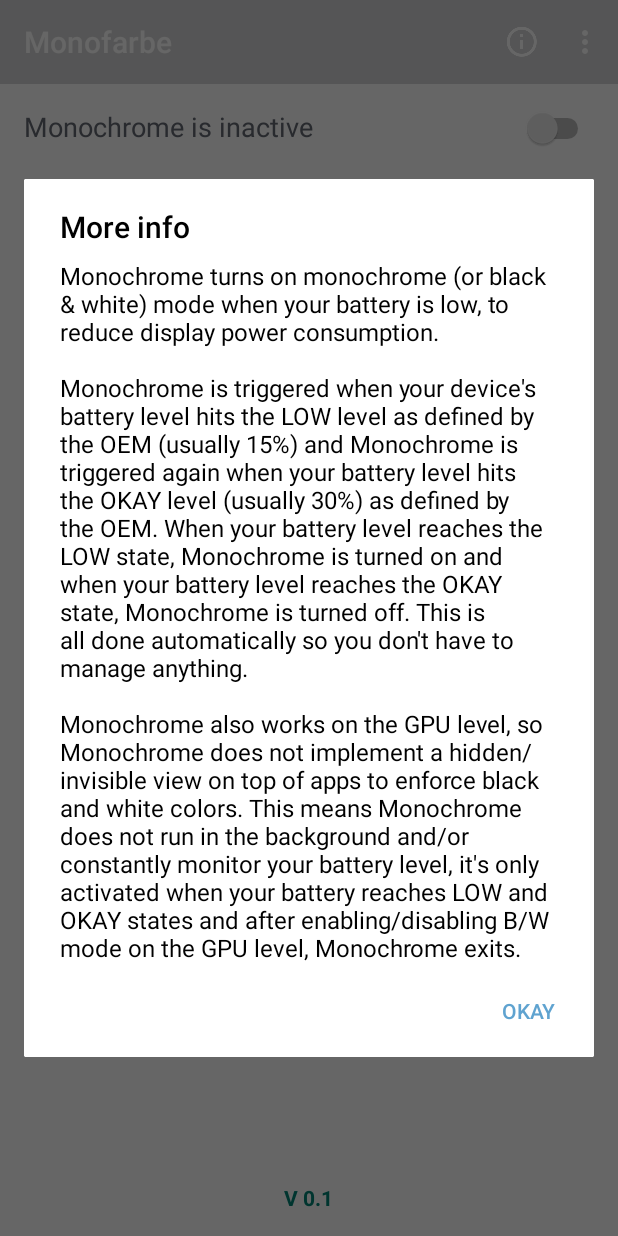
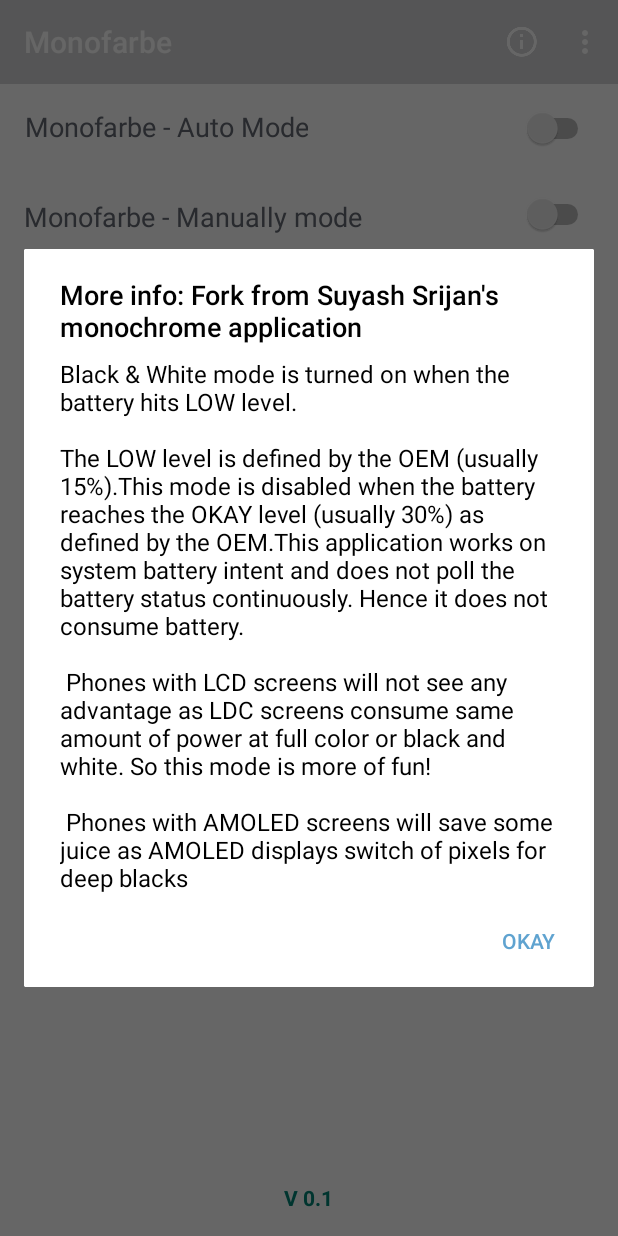
Before and after one commit to amodmulay/Monofarbe, an Android app: the screen it shows after launch (MainActivity), after a tap on "More info", on a phone screen of 412 x 824 dp. Run offline under Robolectric (Android 15) with nearby library versions, the phone set to English and light mode, and no system bars; libraries missing offline, so code that uses them is left out: com.afollestad.materialdialogs, com.nanotasks, eu.chainfire.libsuperuser.

Commit message:
change design layout. Added icons and app launcher. Adding manual B&W mode

```diff
--- a/app/src/main/java/com/avm/mavdroid/mono/BatteryLow.java
+++ b/app/src/main/java/com/avm/mavdroid/mono/BatteryLow.java
@@ -9,7 +9,7 @@
 
 public class BatteryLow extends BroadcastReceiver {
 
-    public static final String TAG = "LowBatteryMonochrome";
+    public static final String TAG = "LowBatteryMonofarbe";
     boolean isSecureSettingsPermGranted = false;
     boolean isMonochromeEnabled = false;
     SharedPreferences settings;
@@ -22,7 +22,7 @@
         Log.i(TAG, "LOW battery broadcast received, enabling monochrome mode");
         settings = PreferenceManager.getDefaultSharedPreferences(context);
         isSecureSettingsPermGranted = settings.getBoolean("isSecureSettingsPermGranted", false);
-        isMonochromeEnabled = settings.getBoolean("isMonochromeEnabled", false);
+        isMonochromeEnabled = settings.getBoolean("isMonochromeEnabledAuto", false);
         if (isSecureSettingsPermGranted) {
             if (isMonochromeEnabled) {
                 Utils.toggleMonochrome(1, context.getContentResolver());
--- a/app/src/main/java/com/avm/mavdroid/mono/BatteryOkay.java
+++ b/app/src/main/java/com/avm/mavdroid/mono/BatteryOkay.java
@@ -22,7 +22,7 @@
         Log.i(TAG, "OKAY battery broadcast received, disabling monochrome mode");
         settings = PreferenceManager.getDefaultSharedPreferences(context);
         isSecureSettingsPermGranted = settings.getBoolean("isSecureSettingsPermGranted", false);
-        isMonochromeEnabled = settings.getBoolean("isMonochromeEnabled", false);
+        isMonochromeEnabled = settings.getBoolean("isMonochromeEnabledAuto", false);
         if (isSecureSettingsPermGranted) {
             if (isMonochromeEnabled) {
                 Utils.toggleMonochrome(0, context.getContentResolver());
--- a/app/src/main/java/com/avm/mavdroid/mono/ChargerConnected.java
+++ b/app/src/main/java/com/avm/mavdroid/mono/ChargerConnected.java
@@ -18,7 +18,7 @@
     public void onReceive(Context context, Intent intent) {
         settings = PreferenceManager.getDefaultSharedPreferences(context);
         isSecureSettingsPermGranted = settings.getBoolean("isSecureSettingsPermGranted", false);
-        isMonochromeEnabled = settings.getBoolean("isMonochromeEnabled", false);
+        isMonochromeEnabled = settings.getBoolean("isMonochromeEnabledAuto", false);
         if (isSecureSettingsPermGranted) {
             if (isMonochromeEnabled) {
                 Log.i(TAG, "POWER_CONNECTED broadcast received, disabling monochrome mode");
--- a/app/src/main/java/com/avm/mavdroid/mono/ChargerDisconnected.java
+++ b/app/src/main/java/com/avm/mavdroid/mono/ChargerDisconnected.java
@@ -18,7 +18,7 @@
     public void onReceive(Context context, Intent intent) {
         settings = PreferenceManager.getDefaultSharedPreferences(context);
         isSecureSettingsPermGranted = settings.getBoolean("isSecureSettingsPermGranted", false);
-        isMonochromeEnabled = settings.getBoolean("isMonochromeEnabled", false);
+        isMonochromeEnabled = settings.getBoolean("isMonochromeEnabledAuto", false);
         if (isSecureSettingsPermGranted) {
             if (isMonochromeEnabled) {
                 if (Utils.getBatteryLevel(context) > Utils.getLowBatteryLevel()) {
--- a/app/src/main/java/com/avm/mavdroid/mono/MainActivity.java
+++ b/app/src/main/java/com/avm/mavdroid/mono/MainActivity.java
@@ -1,3 +1,10 @@
+/**
+ * Many thanks to https://github.com/theblixguy for the opensource code
+ * http://www.suyashsrijan.com/
+ * <p/>
+ * I have made modifications to the code and added functionality as I wanted it.
+ * My source shall always be open source for this application
+ */
 package com.avm.mavdroid.mono;
 
 import android.content.Context;
@@ -10,7 +17,6 @@
 import android.view.MenuItem;
 import android.widget.CompoundButton;
 import android.widget.Switch;
-import android.widget.TextView;
 import android.widget.Toast;
 
 import com.afollestad.materialdialogs.MaterialDialog;
@@ -25,52 +31,55 @@
     public static final String TAG = "com.avm.mavdroid.mono";
     boolean isSuAvailable = false;
     boolean isSecureSettingsPermGranted = false;
-    boolean isMonochromeEnabled = false;
+    boolean isMonochromeEnabledAuto = false;
+    boolean isMonochromeEnabledManual = false;
     SharedPreferences settings;
     SharedPreferences.Editor editor;
     MaterialDialog progressDialog;
-    TextView textViewStatus;
     Switch toggleAutoSwitch;
     Switch toggleManualSwitch;
+
+    private void initSettings() {
+        settings = PreferenceManager.getDefaultSharedPreferences(getApplicationContext());
+        isSuAvailable = settings.getBoolean("isSuAvailable", false);
+        isSecureSettingsPermGranted = settings.getBoolean("isSecureSettingsPermGranted", false);
+        toggleAutoSwitch = (Switch) findViewById(R.id.switchAuto);
+        toggleManualSwitch = (Switch) findViewById(R.id.switchManual);
+        isMonochromeEnabledAuto = settings.getBoolean("isMonochromeEnabledAuto", false);
+        isMonochromeEnabledManual = settings.getBoolean("isMonochromeEnabledManual", false);
+    }
+
+    private void setCurrentState() {
+        if (getSupportActionBar() != null) {
+            getSupportActionBar().setElevation(0.0f);
+        }
+
+        if (isMonochromeEnabledAuto) {
+            toggleAutoSwitch.setChecked(true);
+        } else {
+            toggleAutoSwitch.setChecked(false);
+        }
+    }
 
     protected void onCreate(Bundle savedInstanceState) {
         //standard code
         super.onCreate(savedInstanceState);
         setContentView(R.layout.activity_main);
-
-        if (getSupportActionBar() != null) {
-            getSupportActionBar().setElevation(0.0f);
-        }
-        settings = PreferenceManager.getDefaultSharedPreferences(getApplicationContext());
-        isSuAvailable = settings.getBoolean("isSuAvailable", false);
-        isSecureSettingsPermGranted = settings.getBoolean("isSecureSettingsPermGranted", false);
-        toggleAutoSwitch = (Switch) findViewById(R.id.switchAuto);
-        toggleManualSwitch = (Switch) findViewById(R.id.switchManual);
-
-        textViewStatus = (TextView) findViewById(R.id.textViewAuto);
-        isMonochromeEnabled = settings.getBoolean("isMonochromeEnabled", false);
-
-        toggleAutoSwitch.setOnCheckedChangeListener(null);
-
-        if (isMonochromeEnabled) {
-            textViewStatus.setText("Monochrome is active");
-            toggleAutoSwitch.setChecked(true);
-        } else {
-            textViewStatus.setText("Monochrome is inactive");
-            toggleAutoSwitch.setChecked(false);
-        }
-
+        initSettings();
+        setCurrentState();
+        //register change listener for button action
         toggleAutoSwitch.setOnCheckedChangeListener(this);
+        toggleManualSwitch.setOnCheckedChangeListener(this);
 
         if (!Utils.isSecureSettingsPermGranted(getApplicationContext())) {
             progressDialog = new MaterialDialog.Builder(this)
                     .title("Please wait")
                     .autoDismiss(false)
                     .cancelable(false)
-                    .content("Requesting SU access...")
+                    .content("Requesting Super User access")
                     .progress(true, 0)
                     .show();
-            Log.i(TAG, "Check if SU is available, and request SU permission if it is");
+            Log.i(TAG, "Request Super User permission if Super User is available");
 
             Tasks.executeInBackground(MainActivity.this, new BackgroundWork<Boolean>() {
                 @Override
@@ -86,7 +95,7 @@
                     isSuAvailable = result;
                     Log.i(TAG, "SU available: " + Boolean.toString(result));
                     if (isSuAvailable) {
-                        Log.i(TAG, "Granting android.permission.WRITE_SECURE_SETTINGS to com.avm.mavdroid.mono");
+                        Log.i(TAG, "android.permission.WRITE_SECURE_SETTINGS to com.avm.mavdroid.mono....");
                         Utils.executeCommand("pm grant com.avm.mavdroid.mono android.permission.WRITE_SECURE_SETTINGS", isSuAvailable);
                         editor = settings.edit();
                         editor.putBoolean("isSuAvailable", true);
@@ -95,10 +104,11 @@
                         editor.apply();
 
                     } else {
-                        Log.i(TAG, "Root not available");
+                        Log.i(TAG, "Root access not available");
                         toggleAutoSwitch.setChecked(false);
                         toggleAutoSwitch.setEnabled(false);
-                        textViewStatus.setText("Monochrome is inactive");
+                        toggleManualSwitch.setChecked(false);
+                        toggleManualSwitch.setEnabled(false);
                         Utils.showRootUnavailableDialog(MainActivity.this);
                     }
                 }
@@ -159,15 +169,13 @@
 
         if (b) {
             editor = settings.edit();
-            editor.putBoolean("isMonochromeEnabled", true);
+            editor.putBoolean("isMonochromeEnabledAuto", true);
             editor.apply();
-            textViewStatus.setText("Monochrome is active");
             Utils.showMonochromeActiveDialog(MainActivity.this);
         } else {
             editor = settings.edit();
-            editor.putBoolean("isMonochromeEnabled", false);
+            editor.putBoolean("isMonochromeEnabledAuto", false);
             editor.apply();
-            textViewStatus.setText("Monochrome is inactive");
         }
     }
 }
--- a/app/src/main/java/com/avm/mavdroid/mono/Utils.java
+++ b/app/src/main/java/com/avm/mavdroid/mono/Utils.java
@@ -20,12 +20,10 @@
 
 public class Utils {
 
-    public static final String TAG = "LowBatteryMonochrome";
+    public static final String TAG = "com.avm.mavdroid.mono";
 
     public static boolean isSecureSettingsPermGranted(Context context) {
-        if (context.checkCallingOrSelfPermission("android.permission.WRITE_SECURE_SETTINGS") == PackageManager.PERMISSION_GRANTED)
-            return true;
-        else return false;
+        return context.checkCallingOrSelfPermission("android.permission.WRITE_SECURE_SETTINGS") == PackageManager.PERMISSION_GRANTED;
     }
 
     public static int getLowBatteryLevel() {
@@ -159,7 +157,7 @@
     public static void showMonochromeActiveDialog(final Context context) {
         AlertDialog.Builder builder = new AlertDialog.Builder(context, R.style.AppCompatAlertDialogStyle);
         builder.setTitle("That's it");
-        builder.setMessage("Monochrome is now enabled and will automatically activate when your battery becomes low");
+        builder.setMessage("Monofarb is now enabled and will automatically activate when your battery becomes low");
         builder.setPositiveButton("Okay", new DialogInterface.OnClickListener() {
             @Override
             public void onClick(DialogInterface dialogInterface, int i) {
@@ -171,14 +169,15 @@
 
     public static void showMoreInfoDialog(Context context) {
         AlertDialog.Builder builder = new AlertDialog.Builder(context, R.style.AppCompatAlertDialogStyle);
-        builder.setTitle("More info");
-        builder.setMessage("Monochrome turns on monochrome (or black & white) mode when your battery is low, to reduce display power consumption. " +
-                "\n\nMonochrome is triggered when your device's battery level hits the LOW level as defined by the OEM (usually 15%) and Monochrome is triggered again when " +
-                "your battery level hits the OKAY level (usually 30%) as defined by the OEM. When your battery level reaches the LOW state, Monochrome is turned on and " +
-                "when your battery level reaches the OKAY state, Monochrome is turned off. This is all done automatically so you don't have to manage anything. " +
-                "\n\nMonochrome also works on the GPU level, so Monochrome does not implement a hidden/invisible view on top of apps to enforce black and white colors. " +
-                "This means Monochrome does not run in the background and/or constantly monitor your battery level, it's only activated when your battery reaches LOW " +
-                "and OKAY states and after enabling/disabling B/W mode on the GPU level, Monochrome exits."
+        builder.setTitle("More info: Fork from Suyash Srijan's monochrome application");
+        builder.setMessage("Black & White mode is turned on when the battery hits LOW level. " +
+                "\n\nThe LOW level is defined by the OEM (usually 15%)." +
+                "This mode is disabled when the battery reaches the OKAY level (usually 30%) as defined by the OEM." +
+                "This application works on system battery intent and does not poll the battery status continuously. " +
+                "Hence it does not consume battery." +
+                "\n\n Phones with LCD screens will not see any advantage as LDC screens consume same amount of power " +
+                "at full color or black and white. So this mode is more of fun!" +
+                "\n\n Phones with AMOLED screens will save some juice as AMOLED displays switch of pixels for deep blacks"
         );
         builder.setPositiveButton("Okay", new DialogInterface.OnClickListener() {
             @Override
```
Also changed, not shown: app/src/main/res/mipmap-hdpi/ic_launcher.png, app/src/main/res/mipmap-mdpi/ic_launcher.png, app/src/main/res/mipmap-xhdpi/ic_launcher.png, app/src/main/res/mipmap-xxhdpi/ic_launcher.png, app/src/main/res/mipmap-xxxhdpi/ic_launcher.png.
